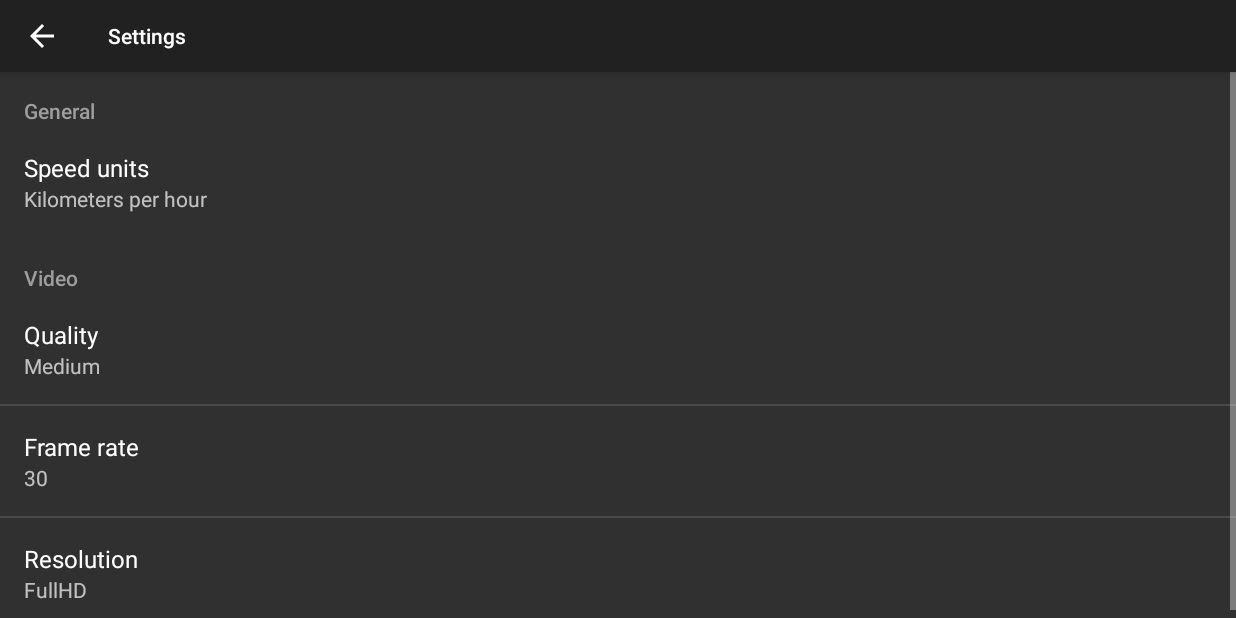
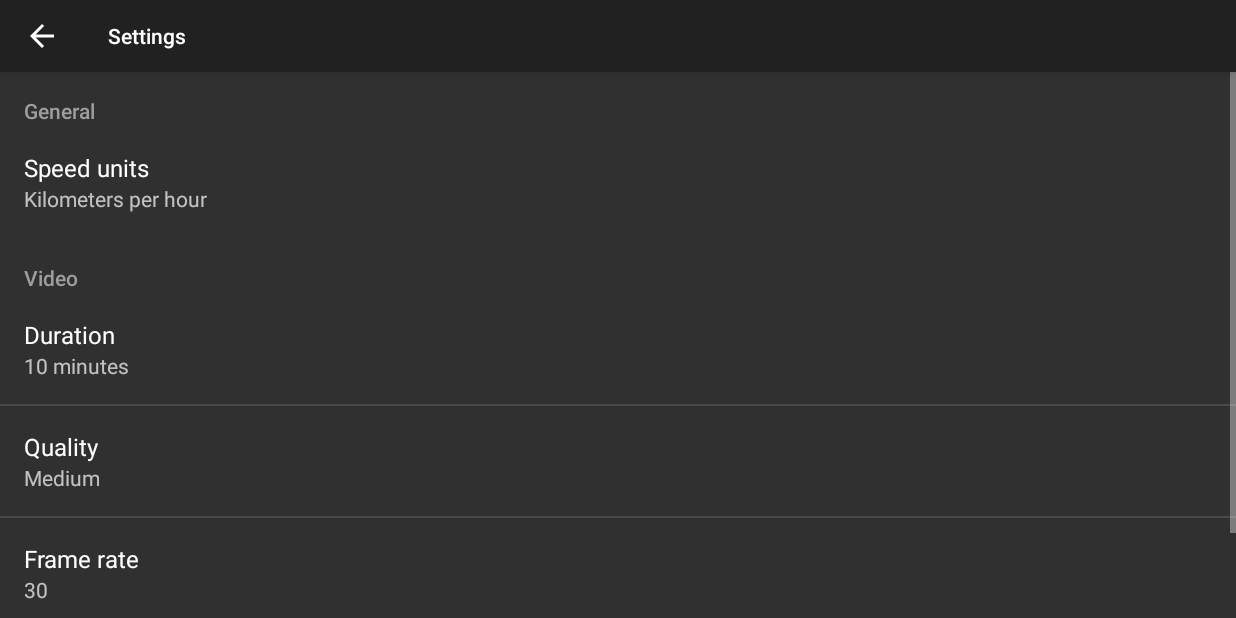
Before and after one commit to minarja1/DashCam, an Android app: the screen it shows after launch (SettingsActivity), after a tap on an icon or button, on a phone screen of 824 x 412 dp (held sideways). Run offline under Robolectric (Android 15) with nearby library versions, the phone set to English and light mode, and no system bars; our stand-ins replace ButterKnife, Dagger/Hilt's generated code; libraries missing offline, so code that uses them is left out: android.support.v13, com.googlecode.mp4parser, com.raizlabs.android; 4 statements that could not run were skipped.

Commit message:
doplneni funkcionality nahravani ve smycce

```diff
--- a/app/build.gradle
+++ b/app/build.gradle
@@ -66,4 +66,6 @@ dependencies {
     implementation 'com.google.android.gms:play-services:12.0.1'
 
     implementation 'com.android.support:preference-v14:27.1.1'
+
+    implementation 'com.googlecode.mp4parser:isoparser:1.1.21'
 }
--- a/app/src/main/java/com/jakubminarik/dashcam/base/Constants.java
+++ b/app/src/main/java/com/jakubminarik/dashcam/base/Constants.java
@@ -3,4 +3,8 @@ package com.jakubminarik.dashcam.base;
 public final class Constants {
 
     public static final String ALBUM_NAME = "SmartDashCam_videos";
+
+    public static final String TEMP1 = "/temp1.mp4";
+    public static final String TEMP2 = "/temp2.mp4";
+
 }
--- a/app/src/main/java/com/jakubminarik/dashcam/settings/SettingsFragment.java
+++ b/app/src/main/java/com/jakubminarik/dashcam/settings/SettingsFragment.java
@@ -12,6 +12,7 @@ public class SettingsFragment extends PreferenceFragment {
     public static final String KEY_QUALITY = "quality";
     public static final String KEY_FPS = "frameRate";
     public static final String KEY_RESOLUTION = "resolution";
+    public static final String KEY_DURATION = "duration";
 
     SharedPreferences.OnSharedPreferenceChangeListener listener;
 
--- /dev/null
+++ b/app/src/main/res/drawable/ic_refresh_white_24dp.xml
@@ -0,0 +1,5 @@
+<vector android:height="24dp" android:tint="#FFFFFF"
+    android:viewportHeight="24.0" android:viewportWidth="24.0"
+    android:width="24dp" xmlns:android="http://schemas.android.com/apk/res/android">
+    <path android:fillColor="#FF000000" android:pathData="M17.65,6.35C16.2,4.9 14.21,4 12,4c-4.42,0 -7.99,3.58 -7.99,8s3.57,8 7.99,8c3.73,0 6.84,-2.55 7.73,-6h-2.08c-0.82,2.33 -3.04,4 -5.65,4 -3.31,0 -6,-2.69 -6,-6s2.69,-6 6,-6c1.66,0 3.14,0.69 4.22,1.78L13,11h7V4l-2.35,2.35z"/>
+</vector>
--- a/app/src/main/res/layout/video_row_item.xml
+++ b/app/src/main/res/layout/video_row_item.xml
@@ -8,7 +8,7 @@
     android:focusable="true"
     android:orientation="horizontal"
     android:paddingBottom="14dp"
-    android:paddingStart="20dp"
+    android:paddingStart="16dp"
     android:paddingTop="14dp">
 
     <RelativeLayout
--- a/app/src/main/res/values/ids.xml
+++ b/app/src/main/res/values/ids.xml
@@ -1,4 +1,5 @@
 <?xml version="1.0" encoding="utf-8"?>
 <resources>
     <item name="displaying_res" type="id">Displaying results for</item>
+    <item name="minutes" type="id">Minutes</item>
 </resources>
--- a/app/src/main/res/values/strings.xml
+++ b/app/src/main/res/values/strings.xml
@@ -34,6 +34,20 @@
     <string-array name="pref_units_list_values">
         <item>kph</item>
         <item>mph</item>
+    </string-array>
+
+    <string name="pref_duration_title">Duration</string>
+    <string-array name="pref_duration_list_titles">
+        <item>5 minutes</item>
+        <item>10 minutes</item>
+        <item>15 minutes</item>
+        <item>30 minutes</item>
+    </string-array>
+    <string-array name="pref_duration_list_values">
+        <item>5</item>
+        <item>10</item>
+        <item>15</item>
+        <item>30</item>
     </string-array>
 
     <string name="pref_quality_title">Quality</string>
@@ -156,4 +170,5 @@
     <string name="no_videos">No videos found</string>
     <string name="displaying_res">Displaying results for</string>
     <string name="video">Video</string>
+    <string name="minutes">minutes</string>
 </resources>
--- a/app/src/main/res/xml/preferences.xml
+++ b/app/src/main/res/xml/preferences.xml
@@ -18,6 +18,16 @@
     </PreferenceCategory>
 
     <PreferenceCategory android:title="@string/video">
+
+        <ListPreference xmlns:android="http://schemas.android.com/apk/res/android"
+            android:defaultValue="10"
+            android:entries="@array/pref_duration_list_titles"
+            android:entryValues="@array/pref_duration_list_values"
+            android:key="duration"
+            android:negativeButtonText="@null"
+            android:positiveButtonText="@null"
+            android:summary="%s"
+            android:title="@string/pref_duration_title" />
 
 
         <ListPreference xmlns:android="http://schemas.android.com/apk/res/android"
```
Also changed, not shown: app/src/main/java/com/jakubminarik/dashcam/helper/FileHelper.java (added, +9 -0 lines), app/src/main/java/com/jakubminarik/dashcam/helper/StorageHelper.java (+4 -3 lines), app/src/main/java/com/jakubminarik/dashcam/record/RecordFragment.java (+146 -24 lines), app/src/main/res/layout/fragment_record.xml (+28 -11 lines).
